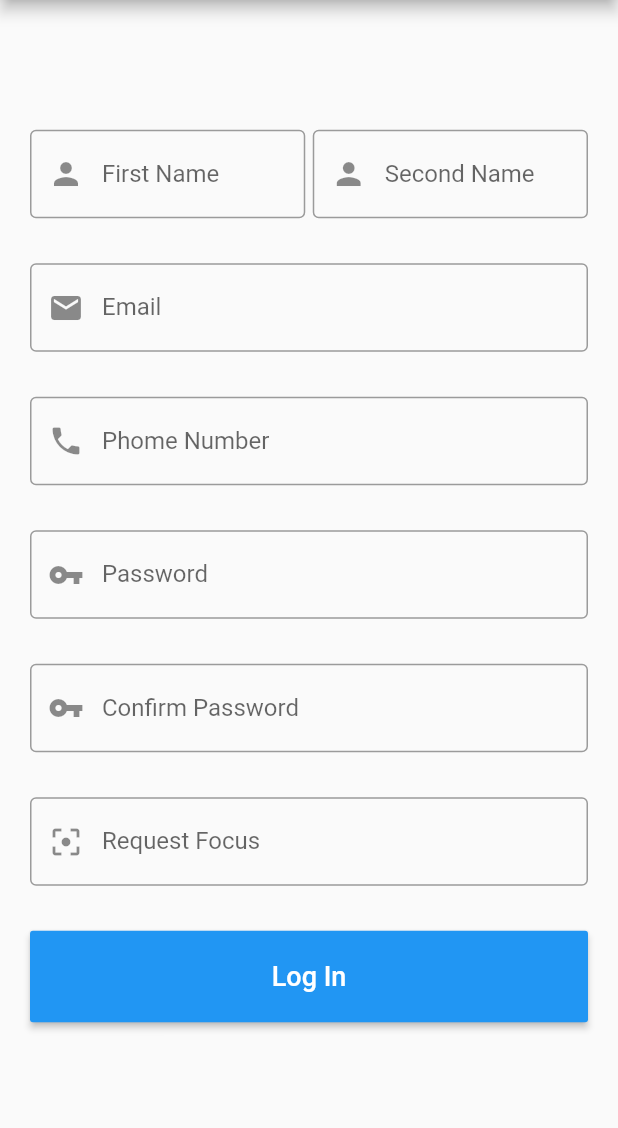
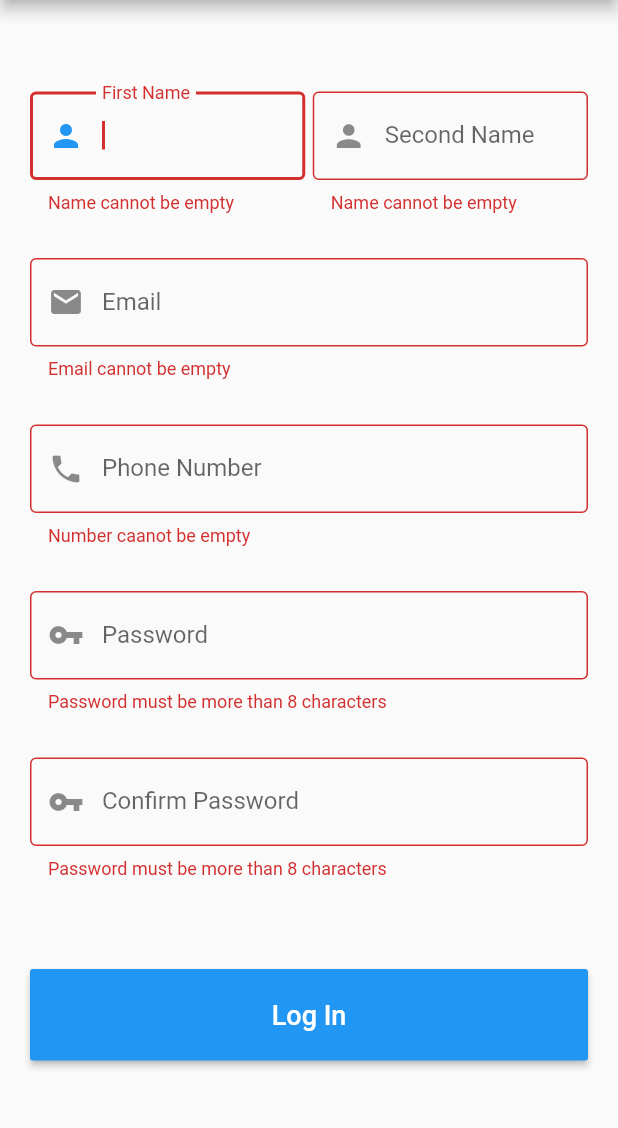
Before and after one commit to timilehinjegede/form-validation, a Flutter app: the screen it shows after launch, after a tap on "Log In", on a phone screen of 412 x 824 dp, the part 84-1212 px from its top. Run offline on Flutter 3.47's test engine with Material 2 defaults, Android fonts, the phone set to English and light mode, and no system bars.

Commit message:
Minor Bug Fixes

```diff
--- a/lib/main.dart
+++ b/lib/main.dart
@@ -32,18 +32,36 @@ class MyFlutterForm extends StatefulWidget {
 }
 
 class _MyFlutterFormState extends State<MyFlutterForm> {
+  //Global Key here
+  final _formKey = GlobalKey<FormState>();
+  FocusNode focusNode;
+  final myController = TextEditingController();
+
+  //create the focus node
+  @override
+  void initState() {
+    // TODO: implement initState
+    super.initState();
+    focusNode = FocusNode();
+    myController.addListener(getSecondName);
+  }
+
+  //dispose the focus node
+  @override
+  void dispose() {
+    // TODO: implement dispose
+    focusNode.dispose();
+    myController.dispose();
+    super.dispose();
+  }
 
   @override
-  //Global Key here
-
   Widget build(BuildContext context) {
-
-  final _formKey = GlobalKey<FormState>();
 
     return Form(
       key: _formKey,
       child: Container(
-        padding: EdgeInsets.only(right:20.0,left:20.0),
+        padding: EdgeInsets.only(right: 20.0, left: 20.0),
         width: MediaQuery.of(context).size.width,
         height: MediaQuery.of(context).size.height,
         child: Column(
@@ -55,88 +73,111 @@ class _MyFlutterFormState extends State<MyFlutterForm> {
                 Expanded(
                   child: TextFormField(
                     decoration: InputDecoration(
-                    border: OutlineInputBorder(
-                    ),
+                      border: OutlineInputBorder(),
                       prefixIcon: Icon(Icons.person),
                       labelText: 'First Name',
                     ),
                     keyboardType: TextInputType.text,
+                    focusNode: focusNode,
+                    validator: (String value){
+                      return value.isEmpty ? 'Name cannot be empty' :null;
+                    },
+                    onChanged: (text) => print(text),
                   ),
                 ),
-
-            SizedBox(width: 5.0,),
-
+                SizedBox(
+                  width: 5.0,
+                ),
                 Expanded(
                   child: TextFormField(
                     decoration: InputDecoration(
                         border: OutlineInputBorder(),
                         prefixIcon: Icon(Icons.person),
-                    labelText: 'Second Name'
-                  ),
+                        labelText: 'Second Name'),
                     keyboardType: TextInputType.text,
+                    validator: (String value){
+                      return value.isEmpty ? 'Name cannot be empty' : null ;
+                    },
+                    controller: myController,
                   ),
                 ),
               ],
             ),
-            SizedBox(height: 30.0,),
+            SizedBox(
+              height: 30.0,
+            ),
             TextFormField(
               decoration: InputDecoration(
                   border: OutlineInputBorder(),
                   prefixIcon: Icon(Icons.email),
-                labelText: 'Email'
+                  labelText: 'Email'),
+              keyboardType: TextInputType.emailAddress,
+              validator: (String value){
+                return value.isEmpty ? 'Email cannot be empty' : null ;
+              },
             ),
-              keyboardType: TextInputType.emailAddress,
+            SizedBox(
+              height: 30.0,
             ),
-            SizedBox(height: 30.0,),
             TextFormField(
               decoration: InputDecoration(
                 border: OutlineInputBorder(),
                 prefixIcon: Icon(Icons.phone),
-                labelText: 'Phome Number',
+                labelText: 'Phone Number',
                 prefixText: '+234',
               ),
               keyboardType: TextInputType.phone,
+              validator: (String value){
+                return value.isEmpty ?'Number caanot be empty' :null;
+              },
             ),
-            SizedBox(height: 30.0,),
+            SizedBox(
+              height: 30.0,
+            ),
             TextFormField(
               decoration: InputDecoration(
                   prefixIcon: Icon(Icons.vpn_key),
                   border: OutlineInputBorder(),
-                labelText: 'Password'
+                  labelText: 'Password'),
+              keyboardType: TextInputType.visiblePassword,
+              validator: (String value) {
+                return value.length < 8
+                    ? 'Password must be more than 8 characters'
+                    : null;
+              },
             ),
-              keyboardType: TextInputType.visiblePassword,
+            SizedBox(
+              height: 30.0,
             ),
-            SizedBox(height: 30.0,),
             TextFormField(
               decoration: InputDecoration(
                   prefixIcon: Icon(Icons.vpn_key),
                   border: OutlineInputBorder(),
-                labelText: 'Confirm Password'
-              ),
-              keyboardType: TextInputType.visiblePassword,
-              validator: (String value){
-                return int.parse(value) < 8 ? 'Password must be more than 8 characters' : null ;
+                  labelText: 'Confirm Password'),
+//              keyboardType: TextInputType.visiblePassword,
+              validator: (String value) {
+                return value.length < 8
+                    ? 'Password must be more than 8 characters'
+                    : null;
               },
             ),
-            SizedBox(height: 30.0,),
-            TextFormField(
-              decoration: InputDecoration(
-                prefixIcon: Icon(Icons.filter_center_focus),
-                border: OutlineInputBorder(),
-                labelText: 'Request Focus',
+            SizedBox(
+              height: 30.0,
             ),
+            SizedBox(
+              height: 30.0,
             ),
-            SizedBox(height: 30.0,),
             ButtonTheme(
               minWidth: double.infinity,
               height: 36.0,
               child: RaisedButton(
-                onPressed: (){
-                  if(_formKey.currentState.validate()){
+                onPressed: () {
+                  if (_formKey.currentState.validate()) {
+                    Scaffold.of(context).showSnackBar(SnackBar(
+                      content: Text('Form Validated, No errors'),
+                    ));
                   }
-                  Scaffold.of(context).showSnackBar(
-                    SnackBar(content: Text('Form Validated, No errors'),)
-                  );
+                focusNode.requestFocus();
                 },
                 textColor: Colors.white,
                 elevation: 2.0,
@@ -154,4 +195,6 @@ class _MyFlutterFormState extends State<MyFlutterForm> {
       ),
     );
   }
+
+  void getSecondName() => print('Second name is ${myController.text}');
 }
```
Also changed, not shown: pubspec.lock, 1 other file. Lines whose indentation alone changed are shown as unchanged.
